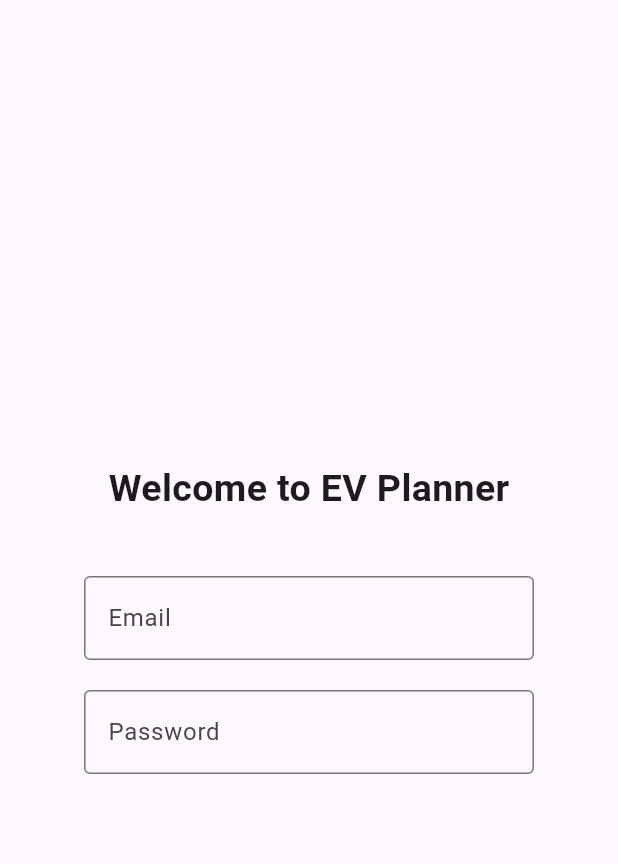
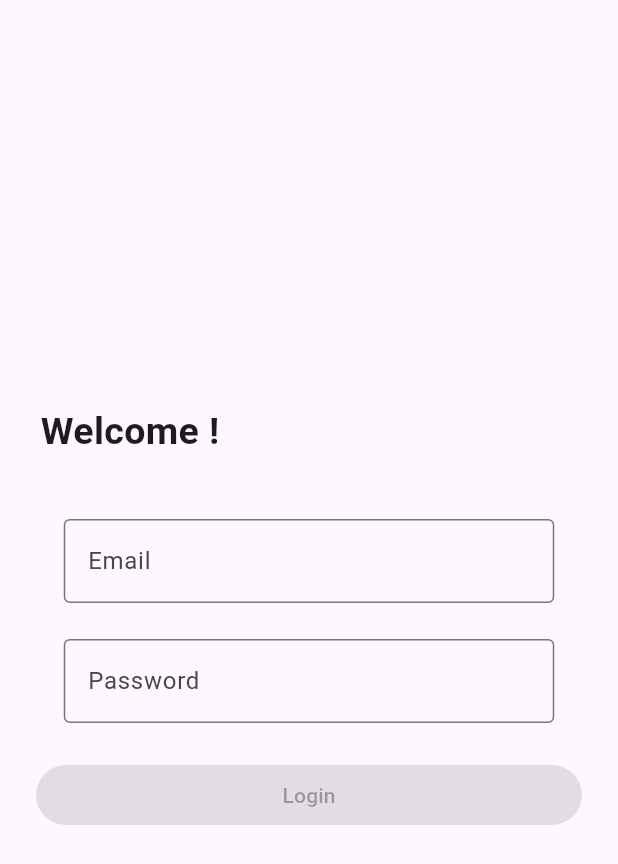
Before and after one commit to Urawit/ev_planner, a Flutter app: the screen it shows after launch, on a phone screen of 412 x 824 dp. Shown: the top 864 px of the screen. Run offline on Flutter 3.47's test engine with Material 3 defaults, Android fonts, the light colour scheme and no system bars; our stand-ins replace dartz, flutter_riverpod, freezed_annotation, go_router; statements that could not run were skipped.

Commit message:
feat: ui progression

```diff
--- a/lib/features/sign_in/presentation/sign_in_page.dart
+++ b/lib/features/sign_in/presentation/sign_in_page.dart
@@ -1,25 +1,28 @@
 import 'package:flutter/material.dart';
+import 'package:flutter_riverpod/flutter_riverpod.dart';
 
 import '../../../shared/theme/ev_design_system.dart';
 
-class SignInPage extends StatelessWidget {
+class SignInPage extends ConsumerWidget {
   const SignInPage({super.key});
 
   @override
-  Widget build(BuildContext context) {
+  Widget build(BuildContext context, WidgetRef ref) {
     return Scaffold(
       body: Center(
         child: Column(
           mainAxisAlignment: MainAxisAlignment.center,
           children: [
-            //TODO make String Constant
-            Padding(
-              padding: const EdgeInsets.only(bottom: 40),
-              child: Text('Welcome to EV Planner',
-                  style: EVDesignSystem.textStyles.headline1),
+            Align(
+              alignment: Alignment.centerLeft,
+              child: Padding(
+                padding: const EdgeInsets.only(left: 27, bottom: 40),
+                child: Text('Welcome !',
+                    style: EVDesignSystem.textStyles.headline1),
+              ),
             ),
             const SizedBox(
-                width: 300,
+                width: 327,
                 child: TextField(
                   obscureText: true,
                   decoration: InputDecoration(
@@ -27,9 +30,9 @@ class SignInPage extends StatelessWidget {
                     labelText: 'Email',
                   ),
                 )),
-            const SizedBox(height: 20),
+            const SizedBox(height: 24),
             const SizedBox(
-                width: 300,
+                width: 327,
                 child: TextField(
                   obscureText: true,
                   decoration: InputDecoration(
@@ -37,6 +40,22 @@ class SignInPage extends StatelessWidget {
                     labelText: 'Password',
                   ),
                 )),
+            const SizedBox(height: 24),
+            Padding(
+              padding: const EdgeInsets.symmetric(horizontal: 24),
+              child: Row(
+                children: [
+                  Expanded(
+                    child: ElevatedButton(
+                        style: null,
+                        onPressed: () {
+                          ref.read()
+                        },
+                        child: const Text('Login')),
+                  ),
+                ],
+              ),
+            ),
           ],
         ),
       ),
```
